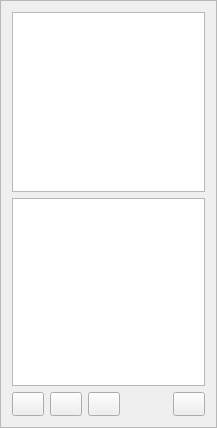
This is oom/widgets/tviewdockbase.ui in ccherrett/oom as Qt 5 draws it before an edit. The edited form follows.
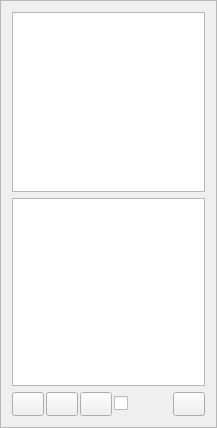
This is the edited form.

Commit message: Added checkbox to TV dock to make it posible to see all tracks in the context menu, not just the tracks with parts

```diff
--- a/oom/widgets/tviewdockbase.ui
+++ b/oom/widgets/tviewdockbase.ui
@@ -138,6 +138,9 @@
    </item>
    <item>
     <layout class="QHBoxLayout" name="horizontalLayout">
+     <property name="spacing">
+      <number>2</number>
+     </property>
      <property name="bottomMargin">
       <number>0</number>
      </property>
@@ -219,6 +222,27 @@
        </property>
       </widget>
      </item>
+     <item>
+      <widget class="QCheckBox" name="chkViewAll">
+       <property name="toolTip">
+        <string>&lt;!DOCTYPE HTML PUBLIC &quot;-//W3C//DTD HTML 4.0//EN&quot; &quot;http://www.w3.org/TR/REC-html40/strict.dtd&quot;&gt;
+&lt;html&gt;&lt;head&gt;&lt;meta name=&quot;qrichtext&quot; content=&quot;1&quot; /&gt;&lt;style type=&quot;text/css&quot;&gt;
+p, li { white-space: pre-wrap; }
+&lt;/style&gt;&lt;/head&gt;&lt;body style=&quot; font-family:'Luxi Serif'; font-size:10pt; font-weight:400; font-style:normal;&quot;&gt;
+&lt;p style=&quot; margin-top:0px; margin-bottom:0px; margin-left:0px; margin-right:0px; -qt-block-indent:0; text-indent:0px;&quot;&gt;View &lt;span style=&quot; font-weight:600;&quot;&gt;all&lt;/span&gt; available tracks in TrackView context menu.&lt;/p&gt;
+&lt;p style=&quot; margin-top:0px; margin-bottom:0px; margin-left:0px; margin-right:0px; -qt-block-indent:0; text-indent:0px;&quot;&gt;Leave unchecked to view only the tracks that contain &lt;span style=&quot; font-weight:600;&quot;&gt;no parts&lt;/span&gt;&lt;/p&gt;&lt;/body&gt;&lt;/html&gt;</string>
+       </property>
+       <property name="text">
+        <string/>
+       </property>
+       <property name="iconSize">
+        <size>
+         <width>0</width>
+         <height>0</height>
+        </size>
+       </property>
+      </widget>
+     </item>
      <item>
       <spacer name="horizontalSpacer">
        <property name="orientation">
```
The commit also changes 3 other files.
